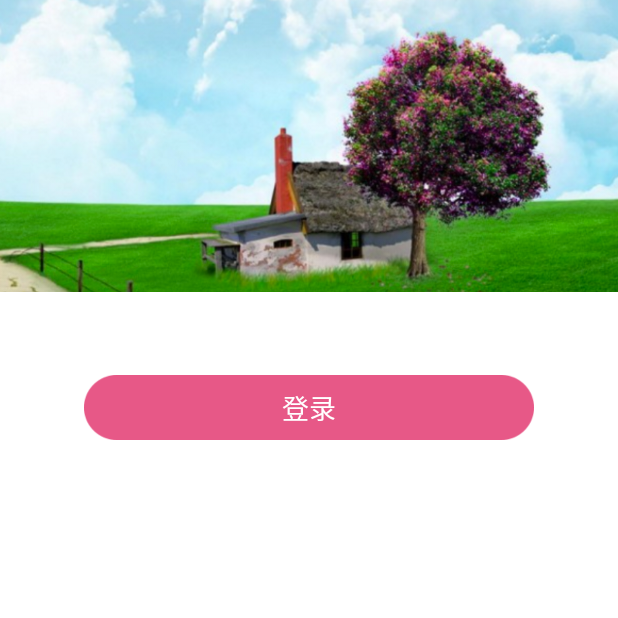
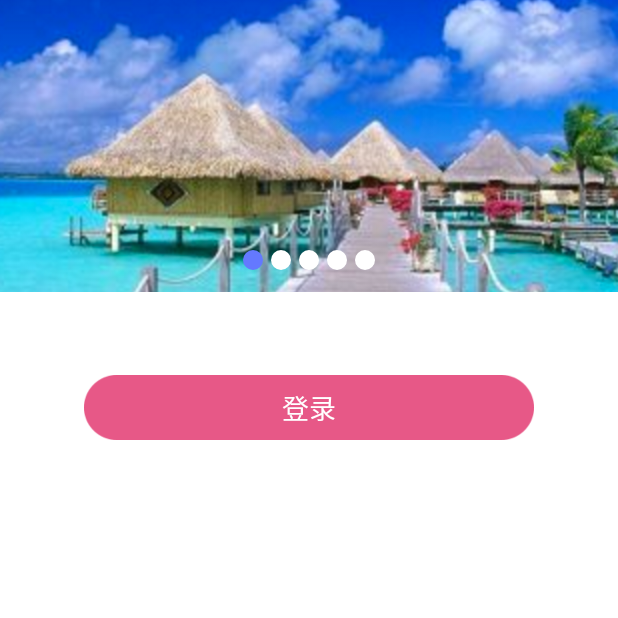
Before and after one commit to StevenHX/Steven_Base, an Android app: the fragment MeFragment shown on its own in the app's theme, on a phone screen of 412 x 824 dp, the top half of it. Run offline under Robolectric (Android 15) with nearby library versions, the phone set to English and light mode, and no system bars; our stand-ins replace ButterKnife, CircleImageView; libraries missing offline, so code that uses them is left out: com.orhanobut.logger; 1 statement that could not run was skipped.

Commit message:
修复bannerView

```diff
--- a/StevenBase/Base/src/main/java/com/hx/steven/activity/BaseActivity.java
+++ b/StevenBase/Base/src/main/java/com/hx/steven/activity/BaseActivity.java
@@ -43,7 +43,7 @@ public abstract class BaseActivity extends SlidingActivity{
         setRequestedOrientation(ActivityInfo.SCREEN_ORIENTATION_SENSOR_PORTRAIT);//设置屏幕保持竖直
         isShowHeader = isShowHeader();
         initContainer();
-        setStatusColor(0x20000000);
+//        setStatusColor(0x20000000);
         initView();
     }
 
--- a/StevenBase/Base/src/main/java/com/hx/steven/component/BannerView/BannerView.java
+++ b/StevenBase/Base/src/main/java/com/hx/steven/component/BannerView/BannerView.java
@@ -7,7 +7,6 @@ import android.support.v4.view.ViewPager;
 import android.util.AttributeSet;
 import android.view.Gravity;
 import android.view.View;
-import android.view.ViewGroup;
 import android.widget.ImageView;
 import android.widget.LinearLayout;
 import android.widget.RelativeLayout;
@@ -46,8 +45,7 @@ public class BannerView extends RelativeLayout {
     //handle
     private MyHandle mHandle;
     //当前item
-//    private int currentItem;
-    private int mPosition = 1;
+    private int mPosition = 0;
 
 
     public BannerView(Context context) {
@@ -87,8 +85,8 @@ public class BannerView extends RelativeLayout {
      * 设置banner展示的view，指示器图片为默认图片
      * @param views banner展示的view
      */
-    public void setView(List<View> views){
-        setView(views, null);
+    public BannerView setView(List<View> views){
+        return setView(views, null);
     }
 
     /**
@@ -96,14 +94,13 @@ public class BannerView extends RelativeLayout {
      * @param views banner展示的view
      * @param indicatorRes 指示器图片
      */
-    public void setView(List<View> views, int[] indicatorRes){
+    public BannerView setView(List<View> views, int[] indicatorRes){
         if (views != null){
             vp_views = views;
         }
-
         vp_banner.setAdapter(new ViewPagerAdapter(vp_views));
         vp_banner.setOffscreenPageLimit(1);
-        vp_banner.setCurrentItem(1);
+        vp_banner.setCurrentItem(0);
         vp_banner.addOnPageChangeListener(new ViewPager.OnPageChangeListener() {
 
             @Override
@@ -113,32 +110,34 @@ public class BannerView extends RelativeLayout {
 
             @Override
             public void onPageSelected(int position) {
-                //指示器跳转
                 mPosition = position;
                 int pageIndex = mPosition;
                 if(mPosition == 0){
-                    pageIndex = dot_imgs.size();
-                }else if(mPosition == dot_imgs.size() + 1){
-                    pageIndex = 1;
+//                    pageIndex = dot_imgs.size();
+                }
+                if(mPosition == dot_imgs.size()+1){
+//                    pageIndex = 1;
                 }
                 setIndicator(pageIndex);
             }
 
             @Override
             public void onPageScrollStateChanged(int state) {
-                //ViewPager跳转
-                int pageIndex = mPosition;
-                if(mPosition == 0){
-                    pageIndex = dot_imgs.size();
-                }else if(mPosition == dot_imgs.size() + 1){
-                    pageIndex = 1;
+                switch (state){
+                    case ViewPager.SCROLL_STATE_IDLE:
+                        int pageIndex = mPosition;
+                        if(mPosition == 0){
+//                            pageIndex = dot_imgs.size()-1;
+                        }
+                         if(mPosition == dot_imgs.size()-1){//结束位置
+//                           pageIndex =0;
+                        }
+                        if (pageIndex != mPosition) {
+                            vp_banner.setCurrentItem(pageIndex, true);
+                            return;
+                        }
+                        break;
                 }
-                if (pageIndex != mPosition) {
-                    //无滑动动画，直接跳转
-                    vp_banner.setCurrentItem(pageIndex, false);
-                    return;
-                }
-
             }
         });
 
@@ -146,6 +145,7 @@ public class BannerView extends RelativeLayout {
         if (indicatorRes!=null && indicatorRes.length>=2){
             indicatorImgRes = indicatorRes;
         }
+        ll_indicator.removeAllViews();
         for (int i = 0; i < vp_views.size(); i++) {
             ImageView imageView = new ImageView(mContext);
             if (i == 0){
@@ -154,14 +154,13 @@ public class BannerView extends RelativeLayout {
                 imageView.setBackgroundResource(indicatorImgRes[1]);
             }
             dot_imgs.add(imageView);
-            LinearLayout.LayoutParams lp = new LinearLayout.LayoutParams(
-                    ViewGroup.LayoutParams.WRAP_CONTENT,
-                    ViewGroup.LayoutParams.WRAP_CONTENT);
-            int margin_h = (int)(0.016 * mContext.getResources().getDisplayMetrics().widthPixels);
+            LinearLayout.LayoutParams lp = new LinearLayout.LayoutParams(20,20);
+            int margin_h = (int)(0.008 * mContext.getResources().getDisplayMetrics().widthPixels);
             int margin_v = (int)(0.02 * mContext.getResources().getDisplayMetrics().widthPixels);
             lp.setMargins(margin_h, margin_v, margin_h, margin_v);
             ll_indicator.addView(imageView, lp);
         }
+        return this;
     }
 
     /**
@@ -170,7 +169,7 @@ public class BannerView extends RelativeLayout {
      */
     private void setIndicator(int position){
         for (int i = 0; i < dot_imgs.size(); i++) {
-            if (position == i+1){
+            if (position == i){
                 dot_imgs.get(i).setBackgroundResource(indicatorImgRes[0]);
             } else {
                 dot_imgs.get(i).setBackgroundResource(indicatorImgRes[1]);
@@ -222,7 +221,7 @@ public class BannerView extends RelativeLayout {
             if (mAutoShowViewWeakReference.get() != null) {
                 BannerView bannerView = mAutoShowViewWeakReference.get();
                 synchronized (bannerView.vp_banner) {
-                    bannerView.mPosition = (bannerView.mPosition + 1) % bannerView.vp_views.size();
+                    bannerView.mPosition = (bannerView.mPosition +1) % bannerView.vp_views.size();
                     bannerView.mHandle.obtainMessage().sendToTarget();
                 }
             }
@@ -245,7 +244,7 @@ public class BannerView extends RelativeLayout {
             super.handleMessage(msg);
             BannerView bannerView = mAutoShowViewWeakReference.get();
             if (bannerView.vp_banner != null) {
-                bannerView.vp_banner.setCurrentItem(bannerView.mPosition);
+                bannerView.vp_banner.setCurrentItem(bannerView.mPosition,true);
             }
         }
     }
--- a/StevenBase/Base/src/main/java/com/hx/steven/component/SubmitButton.java
+++ b/StevenBase/Base/src/main/java/com/hx/steven/component/SubmitButton.java
@@ -133,12 +133,12 @@ public class SubmitButton extends FrameLayout {
         }
     }
 
-    interface SBBtnClickListerner{
+    public interface SBBtnClickListerner{
         void clickSubmitButton(View view);
     }
 
     private SBBtnClickListerner mSBBtnClickListerner;
-    private void setOnSBBtnClickListener(SBBtnClickListerner mSBBtnClickListener){
+    public void setOnSBBtnClickListener(SBBtnClickListerner mSBBtnClickListener){
         this.mSBBtnClickListerner = mSBBtnClickListener;
     }
 
--- a/StevenBase/app/src/main/java/com/hx/stevenbase/ui/Set/SetActivity.java
+++ b/StevenBase/app/src/main/java/com/hx/stevenbase/ui/Set/SetActivity.java
@@ -27,12 +27,14 @@ public class SetActivity extends BaseActivity implements BottomBarLayout.OnItemS
     @Override
     protected void initView() {
         setTitle("设置");
+        hideLeftIcon();
         ButterKnife.bind(this);
       mFragments.add(new aboutFragment());
       mFragments.add(new homeFragment());
       mFragments.add(new talkFragment());
       mFragments.add(new MeFragment());
       setViewpager.setAdapter(new SetPageAdapter(getSupportFragmentManager(),mFragments));
+//      setViewpager.setOffscreenPageLimit(3);
      bottomBarLayout.setViewPager(setViewpager);
      bottomBarLayout.setOnItemSelectedListener(this);
      bottomBarLayout.setUnread(1,99);
--- a/StevenBase/app/src/main/java/com/hx/stevenbase/ui/Set/me/MeFragment.java
+++ b/StevenBase/app/src/main/java/com/hx/stevenbase/ui/Set/me/MeFragment.java
@@ -37,12 +37,18 @@ public class MeFragment extends BaseFragment {
     SubmitButton mSbBtnLogin;
 
     private List<View> mImageViews = new ArrayList<>();
-    private int[] imgs = new int[]{R.drawable.a,R.drawable.b,R.drawable.c};
+    private int[] imgs = new int[]{R.drawable.a,R.drawable.b,R.drawable.c,R.drawable.c,R.drawable.c};
 
     @Override
     protected void initView(View view) {
         unbinder = ButterKnife.bind(this, view);
         initData();
+        mSbBtnLogin.setOnSBBtnClickListener(new SubmitButton.SBBtnClickListerner() {
+            @Override
+            public void clickSubmitButton(View view) {
+                mBannerViewMe.stopAutoPlay();
+            }
+        });
     }
 
     @Override
@@ -60,6 +66,7 @@ public class MeFragment extends BaseFragment {
      * 初始化数据
      */
     private void initData() {
+        mImageViews.clear();
         for (int img : imgs) {
             //新建ImageView,并添加到集合中
             ImageView imageView = new ImageView(context);
@@ -67,7 +74,7 @@ public class MeFragment extends BaseFragment {
             imageView.setScaleType(ImageView.ScaleType.CENTER_CROP);
             mImageViews.add(imageView);
         }
-        mBannerViewMe.setView(mImageViews);
-        mBannerViewMe.startAutoPlay(3000);
+        mBannerViewMe.setView(mImageViews)
+                .startAutoPlay(3000);
     }
 }
```
